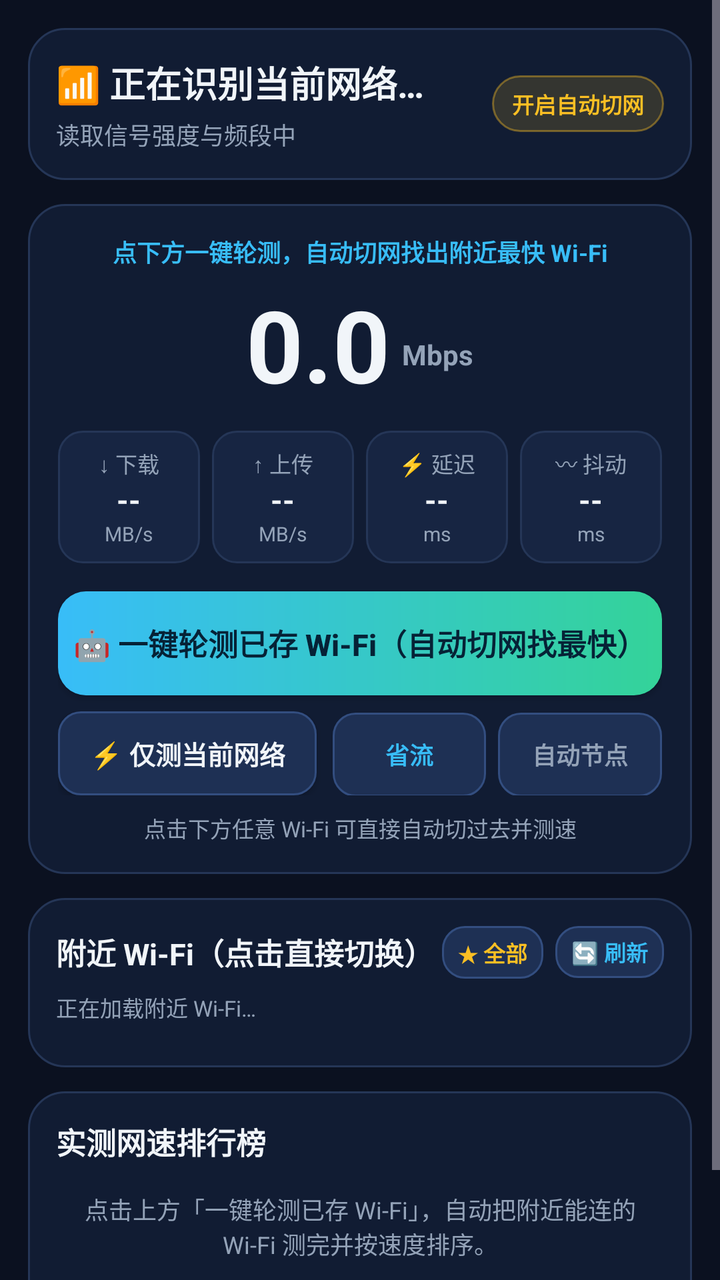
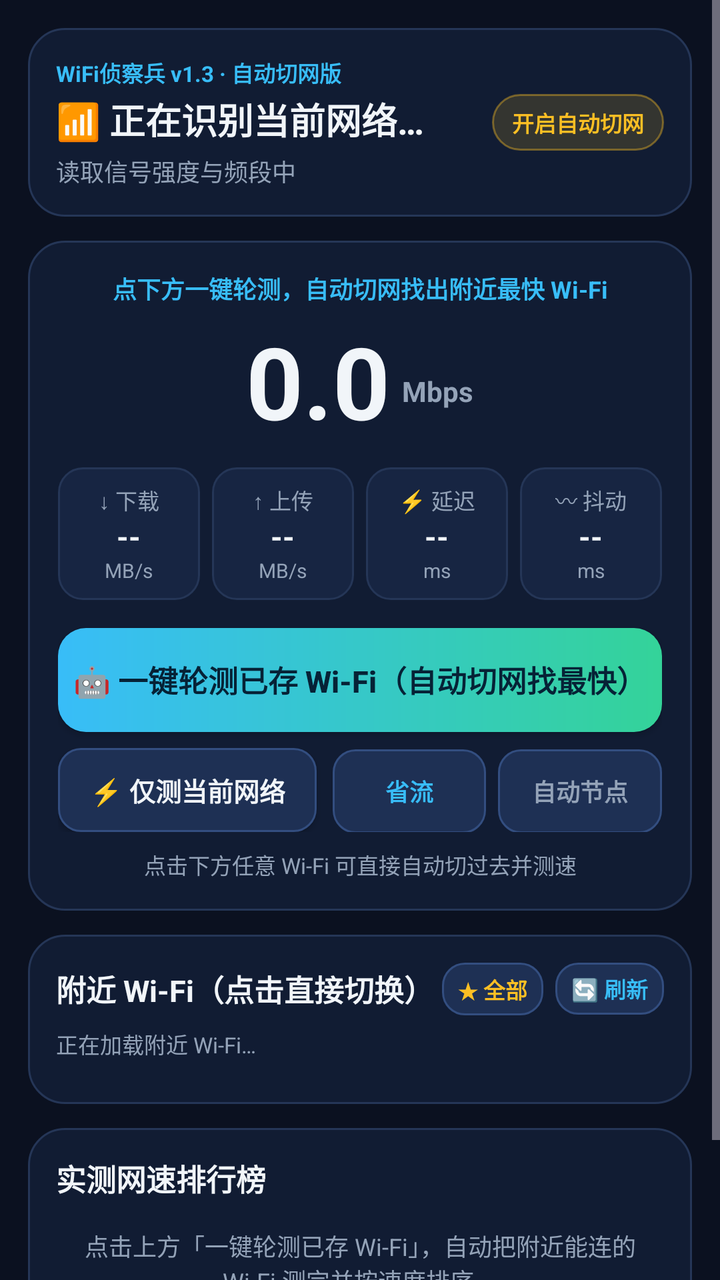

Compare the two renders of this Android layout. The source of the first and the diff that turns it into the second are given below.
<!-- AndroidManifest.xml: application theme Theme.WifiScout -->
<!-- res/layout/activity_main.xml -->
<?xml version="1.0" encoding="utf-8"?>
<ScrollView xmlns:android="http://schemas.android.com/apk/res/android"
    android:layout_width="match_parent"
    android:layout_height="match_parent"
    android:background="@color/bg_dark"
    android:fillViewport="true">

    <LinearLayout
        android:layout_width="match_parent"
        android:layout_height="wrap_content"
        android:orientation="vertical"
        android:padding="14dp">

        
        <LinearLayout
            android:layout_width="match_parent"
            android:layout_height="wrap_content"
            android:background="@drawable/bg_card"
            android:gravity="center_vertical"
            android:orientation="horizontal"
            android:padding="14dp">

            <LinearLayout
                android:layout_width="0dp"
                android:layout_height="wrap_content"
                android:layout_weight="1"
                android:orientation="vertical">

                <TextView
                    android:id="@+id/tvNetworkTitle"
                    android:layout_width="match_parent"
                    android:layout_height="wrap_content"
                    android:ellipsize="end"
                    android:maxLines="1"
                    android:text="📶 正在识别当前网络…"
                    android:textColor="@color/text_primary"
                    android:textSize="18sp"
                    android:textStyle="bold" />

                <TextView
                    android:id="@+id/tvNetworkDetail"
                    android:layout_width="match_parent"
                    android:layout_height="wrap_content"
                    android:layout_marginTop="4dp"
                    android:text="读取信号强度与频段中"
                    android:textColor="@color/text_muted"
                    android:textSize="12sp" />
            </LinearLayout>

            <TextView
                android:id="@+id/tvAutoEngineBadge"
                android:layout_width="wrap_content"
                android:layout_height="wrap_content"
                android:layout_marginStart="8dp"
                android:background="@drawable/bg_badge_amber"
                android:paddingHorizontal="10dp"
                android:paddingVertical="6dp"
                android:text="开启自动切网"
                android:textColor="@color/accent_amber"
                android:textSize="11sp"
                android:textStyle="bold" />
        </LinearLayout>

        
        <LinearLayout
            android:id="@+id/permissionBanner"
            android:layout_width="match_parent"
            android:layout_height="wrap_content"
            android:layout_marginTop="10dp"
            android:background="@drawable/bg_card"
            android:orientation="vertical"
            android:padding="12dp"
            android:visibility="gone">

            <TextView
                android:id="@+id/tvPermissionReason"
                android:layout_width="match_parent"
                android:layout_height="wrap_content"
                android:text="授予位置权限以显示 Wi-Fi 名称"
                android:textColor="@color/accent_amber"
                android:textSize="12sp" />

            <androidx.appcompat.widget.AppCompatButton
                android:id="@+id/btnFixPermission"
                android:layout_width="match_parent"
                android:layout_height="40dp"
                android:layout_marginTop="8dp"
                android:background="@drawable/bg_btn_secondary"
                android:text="一键授权"
                android:textAllCaps="false"
                android:textColor="@color/accent_sky"
                android:textSize="13sp"
                android:textStyle="bold" />
        </LinearLayout>

        
        <LinearLayout
            android:id="@+id/autoProgressBanner"
            android:layout_width="match_parent"
            android:layout_height="wrap_content"
            android:layout_marginTop="10dp"
            android:background="@drawable/bg_card"
            android:gravity="center_vertical"
            android:orientation="horizontal"
            android:padding="12dp"
            android:visibility="gone">

            <TextView
                android:id="@+id/tvAutoProgress"
                android:layout_width="0dp"
                android:layout_height="wrap_content"
                android:layout_weight="1"
                android:text="正在自动切网测速…"
                android:textColor="@color/accent_green"
                android:textSize="13sp"
                android:textStyle="bold" />

            <TextView
                android:id="@+id/btnStopAuto"
                android:layout_width="wrap_content"
                android:layout_height="wrap_content"
                android:layout_marginStart="8dp"
                android:background="@drawable/bg_badge_red"
                android:paddingHorizontal="10dp"
                android:paddingVertical="5dp"
                android:text="停止"
                android:textColor="@color/accent_red"
                android:textSize="12sp"
                android:textStyle="bold" />
        </LinearLayout>

        
        <LinearLayout
            android:layout_width="match_parent"
            android:layout_height="wrap_content"
            android:layout_marginTop="12dp"
            android:background="@drawable/bg_card"
            android:orientation="vertical"
            android:padding="15dp">

            <TextView
                android:id="@+id/tvPhase"
                android:layout_width="match_parent"
                android:layout_height="wrap_content"
                android:gravity="center"
                android:text="点下方一键轮测，自动切网找出附近最快 Wi-Fi"
                android:textColor="@color/accent_sky"
                android:textSize="12sp"
                android:textStyle="bold" />

            <LinearLayout
                android:layout_width="match_parent"
                android:layout_height="wrap_content"
                android:layout_marginTop="4dp"
                android:gravity="center|bottom"
                android:orientation="horizontal">

                <TextView
                    android:id="@+id/tvLiveSpeed"
                    android:layout_width="wrap_content"
                    android:layout_height="wrap_content"
                    android:text="0.0"
                    android:textColor="@color/text_primary"
                    android:textSize="50sp"
                    android:textStyle="bold" />

                <TextView
                    android:layout_width="wrap_content"
                    android:layout_height="wrap_content"
                    android:layout_marginStart="6dp"
                    android:layout_marginBottom="9dp"
                    android:text="Mbps"
                    android:textColor="@color/text_muted"
                    android:textSize="14sp"
                    android:textStyle="bold" />
            </LinearLayout>

            
            <LinearLayout
                android:layout_width="match_parent"
                android:layout_height="wrap_content"
                android:layout_marginTop="10dp"
                android:orientation="horizontal">

                <LinearLayout
                    android:layout_width="0dp"
                    android:layout_height="wrap_content"
                    android:layout_marginEnd="6dp"
                    android:layout_weight="1"
                    android:background="@drawable/bg_tile"
                    android:gravity="center"
                    android:orientation="vertical"
                    android:paddingVertical="8dp">

                    <TextView
                        android:layout_width="wrap_content"
                        android:layout_height="wrap_content"
                        android:text="↓ 下载"
                        android:textColor="@color/text_muted"
                        android:textSize="11sp" />

                    <TextView
                        android:id="@+id/tvDown"
                        android:layout_width="wrap_content"
                        android:layout_height="wrap_content"
                        android:text="--"
                        android:textColor="@color/text_primary"
                        android:textSize="15sp"
                        android:textStyle="bold" />

                    <TextView
                        android:id="@+id/tvDownSub"
                        android:layout_width="wrap_content"
                        android:layout_height="wrap_content"
                        android:text="MB/s"
                        android:textColor="@color/text_muted"
                        android:textSize="10sp" />
                </LinearLayout>

                <LinearLayout
                    android:layout_width="0dp"
                    android:layout_height="wrap_content"
                    android:layout_marginEnd="6dp"
                    android:layout_weight="1"
                    android:background="@drawable/bg_tile"
                    android:gravity="center"
                    android:orientation="vertical"
                    android:paddingVertical="8dp">

                    <TextView
                        android:layout_width="wrap_content"
                        android:layout_height="wrap_content"
                        android:text="↑ 上传"
                        android:textColor="@color/text_muted"
                        android:textSize="11sp" />

                    <TextView
                        android:id="@+id/tvUp"
                        android:layout_width="wrap_content"
                        android:layout_height="wrap_content"
                        android:text="--"
                        android:textColor="@color/text_primary"
                        android:textSize="15sp"
                        android:textStyle="bold" />

                    <TextView
                        android:id="@+id/tvUpSub"
                        android:layout_width="wrap_content"
                        android:layout_height="wrap_content"
                        android:text="MB/s"
                        android:textColor="@color/text_muted"
                        android:textSize="10sp" />
                </LinearLayout>

                <LinearLayout
                    android:layout_width="0dp"
                    android:layout_height="wrap_content"
                    android:layout_marginEnd="6dp"
                    android:layout_weight="1"
                    android:background="@drawable/bg_tile"
                    android:gravity="center"
                    android:orientation="vertical"
                    android:paddingVertical="8dp">

                    <TextView
                        android:layout_width="wrap_content"
                        android:layout_height="wrap_content"
                        android:text="⚡ 延迟"
                        android:textColor="@color/text_muted"
                        android:textSize="11sp" />

                    <TextView
                        android:id="@+id/tvPing"
                        android:layout_width="wrap_content"
                        android:layout_height="wrap_content"
                        android:text="--"
                        android:textColor="@color/text_primary"
                        android:textSize="15sp"
                        android:textStyle="bold" />

                    <TextView
                        android:layout_width="wrap_content"
                        android:layout_height="wrap_content"
                        android:text="ms"
                        android:textColor="@color/text_muted"
                        android:textSize="10sp" />
                </LinearLayout>

                <LinearLayout
                    android:layout_width="0dp"
                    android:layout_height="wrap_content"
                    android:layout_weight="1"
                    android:background="@drawable/bg_tile"
                    android:gravity="center"
                    android:orientation="vertical"
                    android:paddingVertical="8dp">

                    <TextView
                        android:layout_width="wrap_content"
                        android:layout_height="wrap_content"
                        android:text="〰 抖动"
                        android:textColor="@color/text_muted"
                        android:textSize="11sp" />

                    <TextView
                        android:id="@+id/tvJitter"
                        android:layout_width="wrap_content"
                        android:layout_height="wrap_content"
                        android:text="--"
                        android:textColor="@color/text_primary"
                        android:textSize="15sp"
                        android:textStyle="bold" />

                    <TextView
                        android:layout_width="wrap_content"
                        android:layout_height="wrap_content"
                        android:text="ms"
                        android:textColor="@color/text_muted"
                        android:textSize="10sp" />
                </LinearLayout>
            </LinearLayout>

            
            <androidx.appcompat.widget.AppCompatButton
                android:id="@+id/btnAutoBatchTest"
                android:layout_width="match_parent"
                android:layout_height="52dp"
                android:layout_marginTop="14dp"
                android:background="@drawable/bg_btn_primary"
                android:text="🤖 一键轮测已存 Wi-Fi（自动切网找最快）"
                android:textAllCaps="false"
                android:textColor="@color/btn_text_dark"
                android:textSize="15sp"
                android:textStyle="bold" />

            
            <LinearLayout
                android:layout_width="match_parent"
                android:layout_height="wrap_content"
                android:layout_marginTop="8dp"
                android:orientation="horizontal">

                <androidx.appcompat.widget.AppCompatButton
                    android:id="@+id/btnStartTest"
                    android:layout_width="0dp"
                    android:layout_height="42dp"
                    android:layout_marginEnd="8dp"
                    android:layout_weight="1.35"
                    android:background="@drawable/bg_btn_secondary"
                    android:text="⚡ 仅测当前网络"
                    android:textAllCaps="false"
                    android:textColor="@color/text_primary"
                    android:textSize="13sp"
                    android:textStyle="bold" />

                <TextView
                    android:id="@+id/btnModeToggle"
                    android:layout_width="0dp"
                    android:layout_height="42dp"
                    android:layout_marginEnd="6dp"
                    android:layout_weight="0.8"
                    android:background="@drawable/bg_btn_secondary"
                    android:gravity="center"
                    android:text="省流"
                    android:textColor="@color/accent_sky"
                    android:textSize="12sp"
                    android:textStyle="bold" />

                <TextView
                    android:id="@+id/btnNodeToggle"
                    android:layout_width="0dp"
                    android:layout_height="42dp"
                    android:layout_weight="0.85"
                    android:background="@drawable/bg_btn_secondary"
                    android:gravity="center"
                    android:text="自动节点"
                    android:textColor="@color/text_muted"
                    android:textSize="12sp"
                    android:textStyle="bold" />
            </LinearLayout>

            <TextView
                android:id="@+id/tvMetaInfo"
                android:layout_width="match_parent"
                android:layout_height="wrap_content"
                android:layout_marginTop="8dp"
                android:gravity="center"
                android:text="点击下方任意 Wi-Fi 可直接自动切过去并测速"
                android:textColor="@color/text_muted"
                android:textSize="11sp" />
        </LinearLayout>

        
        <LinearLayout
            android:id="@+id/verdictCard"
            android:layout_width="match_parent"
            android:layout_height="wrap_content"
            android:layout_marginTop="12dp"
            android:background="@drawable/bg_card"
            android:orientation="vertical"
            android:padding="14dp"
            android:visibility="gone">

            <LinearLayout
                android:layout_width="match_parent"
                android:layout_height="wrap_content"
                android:gravity="center_vertical"
                android:orientation="horizontal">

                <TextView
                    android:id="@+id/tvVerdictTier"
                    android:layout_width="wrap_content"
                    android:layout_height="wrap_content"
                    android:background="@drawable/bg_badge_green"
                    android:paddingHorizontal="10dp"
                    android:paddingVertical="4dp"
                    android:text="S 级推荐"
                    android:textColor="@color/accent_green"
                    android:textSize="12sp"
                    android:textStyle="bold" />

                <View
                    android:layout_width="0dp"
                    android:layout_height="1dp"
                    android:layout_weight="1" />

                <TextView
                    android:id="@+id/tvVerdictScore"
                    android:layout_width="wrap_content"
                    android:layout_height="wrap_content"
                    android:text="95分"
                    android:textColor="@color/accent_green"
                    android:textSize="22sp"
                    android:textStyle="bold" />
            </LinearLayout>

            <TextView
                android:id="@+id/tvVerdictTitle"
                android:layout_width="match_parent"
                android:layout_height="wrap_content"
                android:layout_marginTop="8dp"
                android:text="强烈推荐电脑直接连接！"
                android:textColor="@color/text_primary"
                android:textSize="16sp"
                android:textStyle="bold" />

            <TextView
                android:id="@+id/tvVerdictDesc"
                android:layout_width="match_parent"
                android:layout_height="wrap_content"
                android:layout_marginTop="4dp"
                android:textColor="@color/text_muted"
                android:textSize="12sp" />

            <TextView
                android:id="@+id/tvCapSummary"
                android:layout_width="match_parent"
                android:layout_height="wrap_content"
                android:layout_marginTop="8dp"
                android:background="@drawable/bg_tile"
                android:padding="9dp"
                android:textColor="@color/text_primary"
                android:textSize="12sp" />

            <androidx.appcompat.widget.AppCompatButton
                android:id="@+id/btnCopyReport"
                android:layout_width="match_parent"
                android:layout_height="40dp"
                android:layout_marginTop="8dp"
                android:background="@drawable/bg_btn_secondary"
                android:text="📋 复制测速结论给电脑"
                android:textAllCaps="false"
                android:textColor="@color/text_primary"
                android:textSize="13sp"
                android:textStyle="bold" />
        </LinearLayout>

        
        <LinearLayout
            android:layout_width="match_parent"
            android:layout_height="wrap_content"
            android:layout_marginTop="12dp"
            android:background="@drawable/bg_card"
            android:orientation="vertical"
            android:padding="14dp">

            <LinearLayout
                android:layout_width="match_parent"
                android:layout_height="wrap_content"
                android:gravity="center_vertical"
                android:orientation="horizontal">

                <TextView
                    android:layout_width="0dp"
                    android:layout_height="wrap_content"
                    android:layout_weight="1"
                    android:text="附近 Wi-Fi（点击直接切换）"
                    android:textColor="@color/text_primary"
                    android:textSize="15sp"
                    android:textStyle="bold" />

                <TextView
                    android:id="@+id/btnFilterStarred"
                    android:layout_width="wrap_content"
                    android:layout_height="wrap_content"
                    android:layout_marginEnd="6dp"
                    android:background="@drawable/bg_btn_secondary"
                    android:paddingHorizontal="8dp"
                    android:paddingVertical="5dp"
                    android:text="★ 全部"
                    android:textColor="@color/accent_amber"
                    android:textSize="11sp"
                    android:textStyle="bold" />

                <TextView
                    android:id="@+id/btnScanWifis"
                    android:layout_width="wrap_content"
                    android:layout_height="wrap_content"
                    android:background="@drawable/bg_btn_secondary"
                    android:paddingHorizontal="8dp"
                    android:paddingVertical="5dp"
                    android:text="🔄 刷新"
                    android:textColor="@color/accent_sky"
                    android:textSize="11sp"
                    android:textStyle="bold" />
            </LinearLayout>

            <TextView
                android:id="@+id/tvScanStatus"
                android:layout_width="match_parent"
                android:layout_height="wrap_content"
                android:layout_marginTop="6dp"
                android:text="正在加载附近 Wi-Fi…"
                android:textColor="@color/text_muted"
                android:textSize="11sp" />

            <LinearLayout
                android:id="@+id/scanListContainer"
                android:layout_width="match_parent"
                android:layout_height="wrap_content"
                android:layout_marginTop="8dp"
                android:orientation="vertical" />
        </LinearLayout>

        
        <LinearLayout
            android:layout_width="match_parent"
            android:layout_height="wrap_content"
            android:layout_marginTop="12dp"
            android:layout_marginBottom="20dp"
            android:background="@drawable/bg_card"
            android:orientation="vertical"
            android:padding="14dp">

            <LinearLayout
                android:layout_width="match_parent"
                android:layout_height="wrap_content"
                android:gravity="center_vertical"
                android:orientation="horizontal">

                <TextView
                    android:layout_width="0dp"
                    android:layout_height="wrap_content"
                    android:layout_weight="1"
                    android:text="实测网速排行榜"
                    android:textColor="@color/text_primary"
                    android:textSize="15sp"
                    android:textStyle="bold" />

                <TextView
                    android:id="@+id/btnClearHistory"
                    android:layout_width="wrap_content"
                    android:layout_height="wrap_content"
                    android:padding="4dp"
                    android:text="清空"
                    android:textColor="@color/accent_red"
                    android:textSize="13sp"
                    android:visibility="gone" />
            </LinearLayout>

            <TextView
                android:id="@+id/tvBestCallout"
                android:layout_width="match_parent"
                android:layout_height="wrap_content"
                android:layout_marginTop="8dp"
                android:background="@drawable/bg_tile"
                android:padding="10dp"
                android:textColor="@color/accent_green"
                android:textSize="12sp"
                android:visibility="gone" />

            <TextView
                android:id="@+id/tvEmptyHistory"
                android:layout_width="match_parent"
                android:layout_height="wrap_content"
                android:gravity="center"
                android:paddingVertical="14dp"
                android:text="点击上方「一键轮测已存 Wi-Fi」，自动把附近能连的 Wi-Fi 测完并按速度排序。"
                android:textColor="@color/text_muted"
                android:textSize="12sp" />

            <LinearLayout
                android:id="@+id/historyContainer"
                android:layout_width="match_parent"
                android:layout_height="wrap_content"
                android:layout_marginTop="8dp"
                android:orientation="vertical" />
        </LinearLayout>

    </LinearLayout>
</ScrollView>
<!-- resources referenced by this layout -->
<resources>
  <color name="accent_amber">#FBBF24</color>
  <color name="accent_green">#34D399</color>
  <color name="accent_red">#F87171</color>
  <color name="accent_sky">#38BDF8</color>
  <color name="bg_dark">#0B1120</color>
  <color name="btn_text_dark">#062236</color>
  <color name="text_muted">#94A3B8</color>
  <color name="text_primary">#F1F5F9</color>
  <!-- drawable bg_badge_amber (drawable) -->
  <?xml version="1.0" encoding="utf-8"?>
  <shape xmlns:android="http://schemas.android.com/apk/res/android" android:shape="rectangle">
      <solid android:color="#26FBBF24" />
      <stroke android:width="1dp" android:color="#66FBBF24" />
      <corners android:radius="999dp" />
  </shape>
  <!-- drawable bg_badge_green (drawable) -->
  <?xml version="1.0" encoding="utf-8"?>
  <shape xmlns:android="http://schemas.android.com/apk/res/android" android:shape="rectangle">
      <solid android:color="#2634D399" />
      <stroke android:width="1dp" android:color="#6634D399" />
      <corners android:radius="999dp" />
  </shape>
  <!-- drawable bg_badge_red (drawable) -->
  <?xml version="1.0" encoding="utf-8"?>
  <shape xmlns:android="http://schemas.android.com/apk/res/android" android:shape="rectangle">
      <solid android:color="#26F87171" />
      <stroke android:width="1dp" android:color="#66F87171" />
      <corners android:radius="999dp" />
  </shape>
  <!-- drawable bg_btn_primary (drawable) -->
  <?xml version="1.0" encoding="utf-8"?>
  <shape xmlns:android="http://schemas.android.com/apk/res/android" android:shape="rectangle">
      <gradient
          android:angle="0"
          android:startColor="#38BDF8"
          android:endColor="#34D399" />
      <corners android:radius="14dp" />
  </shape>
  <!-- drawable bg_btn_secondary (drawable) -->
  <?xml version="1.0" encoding="utf-8"?>
  <shape xmlns:android="http://schemas.android.com/apk/res/android" android:shape="rectangle">
      <solid android:color="#1E3054" />
      <stroke android:width="1dp" android:color="#334E80" />
      <corners android:radius="11dp" />
  </shape>
  <!-- drawable bg_card (drawable) -->
  <?xml version="1.0" encoding="utf-8"?>
  <shape xmlns:android="http://schemas.android.com/apk/res/android" android:shape="rectangle">
      <solid android:color="@color/bg_card" />
      <stroke android:width="1dp" android:color="@color/border_subtle" />
      <corners android:radius="18dp" />
  </shape>
  <!-- drawable bg_tile (drawable) -->
  <?xml version="1.0" encoding="utf-8"?>
  <shape xmlns:android="http://schemas.android.com/apk/res/android" android:shape="rectangle">
      <solid android:color="@color/bg_elev" />
      <stroke android:width="1dp" android:color="@color/border_subtle" />
      <corners android:radius="12dp" />
  </shape>
  <style name="Theme.WifiScout" parent="Theme.Material3.Dark.NoActionBar">
          <item name="android:statusBarColor">@color/bg_dark</item>
          <item name="android:navigationBarColor">@color/bg_dark</item>
          <item name="android:windowBackground">@color/bg_dark</item>
          <item name="colorPrimary">@color/accent_sky</item>
          <item name="colorSecondary">@color/accent_green</item>
      </style>
  <color name="bg_card">#111C33</color>
  <color name="border_subtle">#253657</color>
  <color name="bg_elev">#172542</color>
</resources>

<!-- the commit's change to res/layout/activity_main.xml (unified diff, before → after) -->
@@ -27,9 +27,18 @@
                 android:orientation="vertical">
 
                 <TextView
+                    android:layout_width="wrap_content"
+                    android:layout_height="wrap_content"
+                    android:text="WiFi侦察兵 v1.3 · 自动切网版"
+                    android:textColor="@color/accent_sky"
+                    android:textSize="11sp"
+                    android:textStyle="bold" />
+
+                <TextView
                     android:id="@+id/tvNetworkTitle"
                     android:layout_width="match_parent"
                     android:layout_height="wrap_content"
+                    android:layout_marginTop="2dp"
                     android:ellipsize="end"
                     android:maxLines="1"
                     android:text="📶 正在识别当前网络…"
